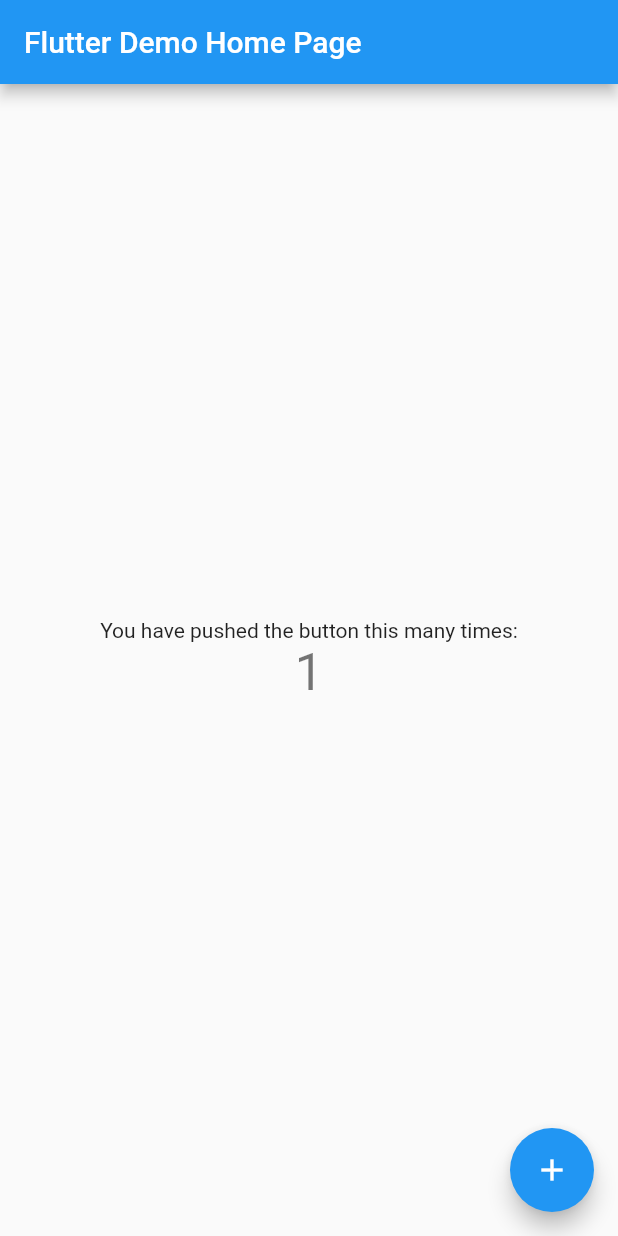
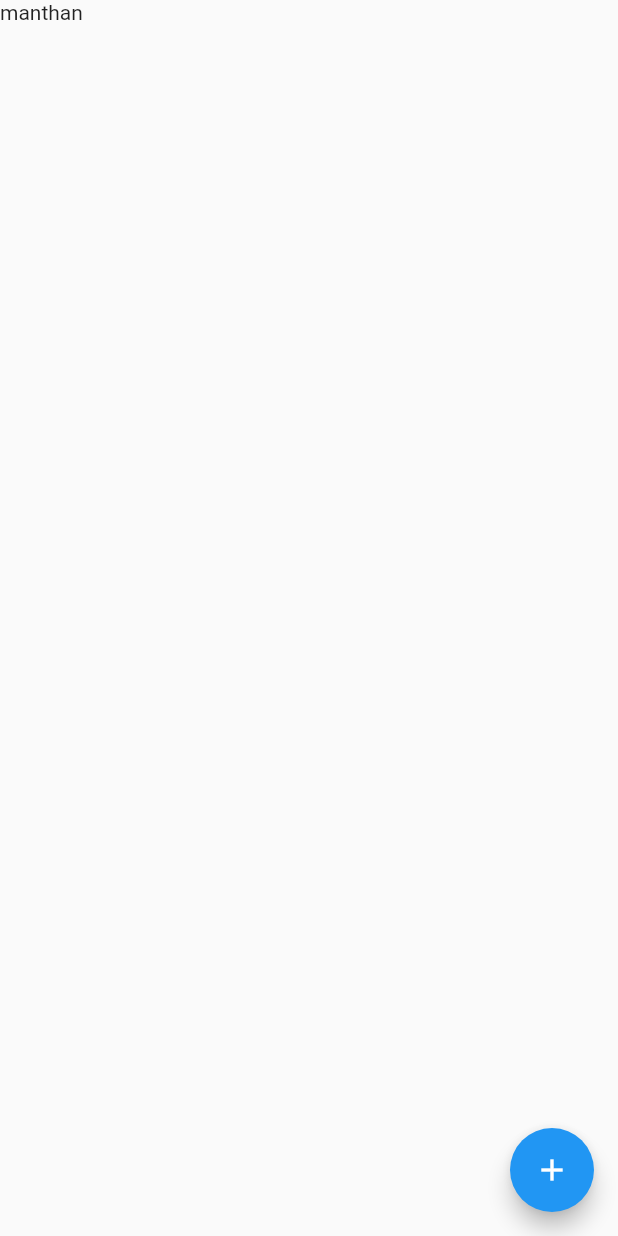
Before and after one commit to ManthanSutariya23/Hive-with-flutter, a Flutter app: the screen it shows after launch, after a tap on the "add" icon, on a phone screen of 412 x 824 dp. Run offline on Flutter 3.47's test engine with Material 2 defaults, Android fonts, the phone set to English and light mode, and no system bars; our stand-ins replace hive, hive_flutter; accounts and stored records are empty.

Commit message:
create file and make box

```diff
--- a/lib/main.dart
+++ b/lib/main.dart
@@ -1,115 +1,29 @@
 import 'package:flutter/material.dart';
+import 'package:flutter_application_1/src/screen/home/home.dart';
+import 'package:flutter_application_1/src/utils/transection.dart';
+import 'package:hive_flutter/adapters.dart';
 
-void main() {
+Future<void> main() async {
+  WidgetsFlutterBinding.ensureInitialized();
+  await Hive.initFlutter();
+  Hive.registerAdapter(TransectionAdapter());
+
+  await Hive.openBox<TransectionAdapter>('transection');
+
   runApp(const MyApp());
 }
 
 class MyApp extends StatelessWidget {
   const MyApp({Key? key}) : super(key: key);
 
-  // This widget is the root of your application.
   @override
   Widget build(BuildContext context) {
     return MaterialApp(
-      title: 'Flutter Demo',
+      debugShowCheckedModeBanner: false,
       theme: ThemeData(
-        // This is the theme of your application.
-        //
-        // Try running your application with "flutter run". You'll see the
-        // application has a blue toolbar. Then, without quitting the app, try
-        // changing the primarySwatch below to Colors.green and then invoke
-        // "hot reload" (press "r" in the console where you ran "flutter run",
-        // or simply save your changes to "hot reload" in a Flutter IDE).
-        // Notice that the counter didn't reset back to zero; the application
-        // is not restarted.
         primarySwatch: Colors.blue,
       ),
-      home: const MyHomePage(title: 'Flutter Demo Home Page'),
+      home: Home()
     );
   }
 }
-
-class MyHomePage extends StatefulWidget {
-  const MyHomePage({Key? key, required this.title}) : super(key: key);
-
-  // This widget is the home page of your application. It is stateful, meaning
-  // that it has a State object (defined below) that contains fields that affect
-  // how it looks.
-
-  // This class is the configuration for the state. It holds the values (in this
-  // case the title) provided by the parent (in this case the App widget) and
-  // used by the build method of the State. Fields in a Widget subclass are
-  // always marked "final".
-
-  final String title;
-
-  @override
-  State<MyHomePage> createState() => _MyHomePageState();
-}
-
-class _MyHomePageState extends State<MyHomePage> {
-  int _counter = 0;
-
-  void _incrementCounter() {
-    setState(() {
-      // This call to setState tells the Flutter framework that something has
-      // changed in this State, which causes it to rerun the build method below
-      // so that the display can reflect the updated values. If we changed
-      // _counter without calling setState(), then the build method would not be
-      // called again, and so nothing would appear to happen.
-      _counter++;
-    });
-  }
-
-  @override
-  Widget build(BuildContext context) {
-    // This method is rerun every time setState is called, for instance as done
-    // by the _incrementCounter method above.
-    //
-    // The Flutter framework has been optimized to make rerunning build methods
-    // fast, so that you can just rebuild anything that needs updating rather
-    // than having to individually change instances of widgets.
-    return Scaffold(
-      appBar: AppBar(
-        // Here we take the value from the MyHomePage object that was created by
-        // the App.build method, and use it to set our appbar title.
-        title: Text(widget.title),
-      ),
-      body: Center(
-        // Center is a layout widget. It takes a single child and positions it
-        // in the middle of the parent.
-        child: Column(
-          // Column is also a layout widget. It takes a list of children and
-          // arranges them vertically. By default, it sizes itself to fit its
-          // children horizontally, and tries to be as tall as its parent.
-          //
-          // Invoke "debug painting" (press "p" in the console, choose the
-          // "Toggle Debug Paint" action from the Flutter Inspector in Android
-          // Studio, or the "Toggle Debug Paint" command in Visual Studio Code)
-          // to see the wireframe for each widget.
-          //
-          // Column has various properties to control how it sizes itself and
-          // how it positions its children. Here we use mainAxisAlignment to
-          // center the children vertically; the main axis here is the vertical
-          // axis because Columns are vertical (the cross axis would be
-          // horizontal).
-          mainAxisAlignment: MainAxisAlignment.center,
-          children: <Widget>[
-            const Text(
-              'You have pushed the button this many times:',
-            ),
-            Text(
-              '$_counter',
-              style: Theme.of(context).textTheme.headline4,
-            ),
-          ],
-        ),
-      ),
-      floatingActionButton: FloatingActionButton(
-        onPressed: _incrementCounter,
-        tooltip: 'Increment',
-        child: const Icon(Icons.add),
-      ), // This trailing comma makes auto-formatting nicer for build methods.
-    );
-  }
-}
--- /dev/null
+++ b/lib/src/screen/home/home.dart
@@ -0,0 +1,37 @@
+import 'package:flutter/material.dart';
+import 'package:flutter_application_1/src/utils/transection.dart';
+import 'package:hive/hive.dart';
+
+
+class Home extends StatefulWidget {
+  Home({Key? key}) : super(key: key);
+
+  @override
+  State<Home> createState() => _HomeState();
+}
+
+class _HomeState extends State<Home> {
+
+  final List<Transection> transection = [];
+
+  @override
+  void dispose() {
+    Hive.box('transection').close();
+    super.dispose();
+  }
+
+  @override
+  Widget build(BuildContext context) {
+    return Scaffold(
+      floatingActionButton: FloatingActionButton(
+        onPressed: () {
+
+        },
+        child: Icon(Icons.add),
+      ),
+      body: SafeArea(
+        child: Text('manthan')
+      ),
+    );
+  }
+}
--- /dev/null
+++ b/lib/src/utils/transection.dart
@@ -0,0 +1,19 @@
+import 'package:hive/hive.dart';
+import 'package:hive_flutter/hive_flutter.dart';
+part 'transection.g.dart';
+
+@HiveType(typeId: 0)
+class Transection extends HiveObject {
+
+  @HiveField(0)
+  late int amount;
+
+  @HiveField(1)
+  late String name;
+
+  @HiveField(2)
+  late String date;
+
+  @HiveField(3)
+  late bool isExpense;
+}
--- a/pubspec.yaml
+++ b/pubspec.yaml
@@ -34,6 +34,9 @@ dependencies:
   # The following adds the Cupertino Icons font to your application.
   # Use with the CupertinoIcons class for iOS style icons.
   cupertino_icons: ^1.0.2
+  hive: ^2.2.3
+  hive_flutter: ^1.1.0
+
 
 dev_dependencies:
   flutter_test:
@@ -45,6 +48,8 @@ dev_dependencies:
   # package. See that file for information about deactivating specific lint
   # rules and activating additional ones.
   flutter_lints: ^1.0.0
+  build_runner:
+  hive_generator:
 
 # For information on the generic Dart part of this file, see the
 # following page: https://dart.dev/tools/pub/pubspec
```
Also changed, not shown: lib/src/model/model.dart (added), lib/src/utils/boxs.dart (added), lib/src/utils/transection.g.dart (added), pubspec.lock.
